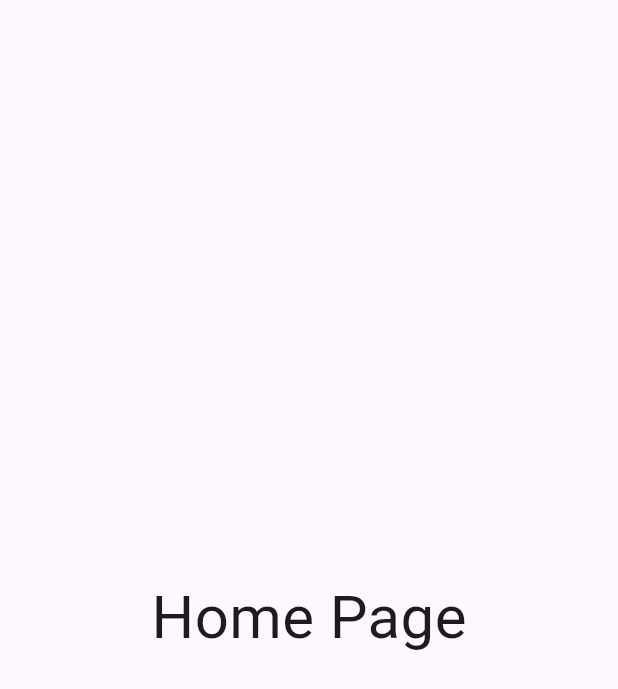
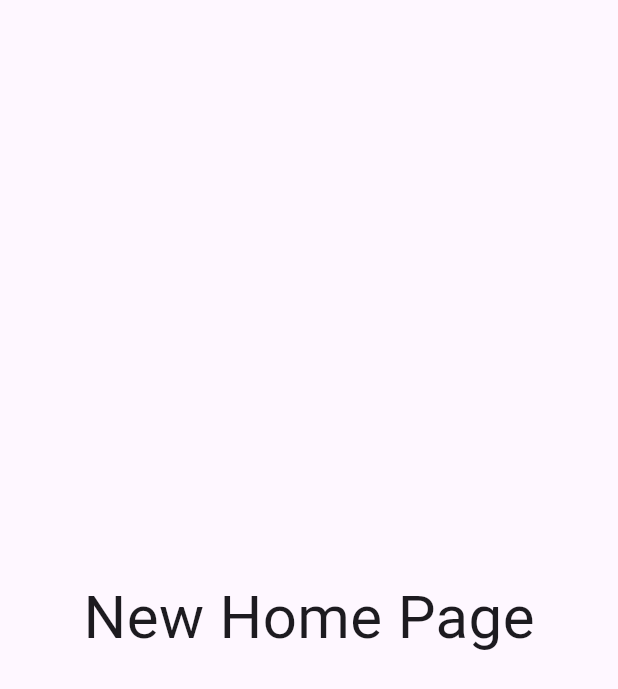
Before and after one commit to HaroonQuaidTech/flarehive, a Flutter app: the screen it shows after launch, on a phone screen of 412 x 824 dp. Shown: the top 689 px of the screen. Run offline on Flutter 3.47's test engine with Material 3 defaults, Android fonts, the phone set to English and light mode, and no system bars.

Commit message:
first commit

```diff
--- /dev/null
+++ b/lib/home.dart
@@ -0,0 +1,20 @@
+import 'package:flutter/material.dart';
+
+class MyHomePage extends StatefulWidget {
+  const MyHomePage({super.key});
+
+  @override
+  State<MyHomePage> createState() => _MyHomePageState();
+}
+
+class _MyHomePageState extends State<MyHomePage> {
+  @override
+  Widget build(BuildContext context) {
+    return const Scaffold(
+      body: Column(
+        mainAxisAlignment: MainAxisAlignment.center,
+        children: [Center(child: Text('New Home Page',style: TextStyle(fontSize: 40),))],
+      ),
+    );
+  }
+}
--- a/lib/main.dart
+++ b/lib/main.dart
@@ -1,5 +1,4 @@
-// ignore_for_file: prefer_const_constructors, prefer_const_literals_to_create_immutables
-
+import 'package:flare_hive/home.dart';
 import 'package:flutter/material.dart';
 
 void main() {
@@ -16,53 +15,11 @@ class MyApp extends StatelessWidget {
       debugShowCheckedModeBanner: false,
       title: 'Flutter Demo',
       theme: ThemeData(
-        // This is the theme of your application.
-        //
-        // TRY THIS: Try running your application with "flutter run". You'll see
-        // the application has a purple toolbar. Then, without quitting the app,
-        // try changing the seedColor in the colorScheme below to Colors.green
-        // and then invoke "hot reload" (save your changes or press the "hot
-        // reload" button in a Flutter-supported IDE, or press "r" if you used
-        // the command line to start the app).
-        //
-        // Notice that the counter didn't reset back to zero; the application
-        // state is not lost during the reload. To reset the state, use hot
-        // restart instead.
-        //
-        // This works for code too, not just values: Most code changes can be
-        // tested with just a hot reload.
+
         colorScheme: ColorScheme.fromSeed(seedColor: Colors.deepPurple),
         useMaterial3: true,
       ),
-      home: const MyHomePage(title: 'Flutter Demo Home Page'),
+      home: const MyHomePage()
     );
   }
 }
-
-class MyHomePage extends StatefulWidget {
-  const MyHomePage({super.key, required this.title});
-
-  final String title;
-
-  @override
-  State<MyHomePage> createState() => _MyHomePageState();
-}
-
-class _MyHomePageState extends State<MyHomePage> {
-  @override
-  Widget build(BuildContext context) {
-    return Scaffold(
-      body: Center(
-        child: Column(
-          mainAxisAlignment: MainAxisAlignment.center,
-          children: <Widget>[
-            const Text(
-              'Home Page',
-              style: TextStyle(fontSize: 40),
-            ),
-          ],
-        ),
-      ),
-    );
-  }
-}
```
